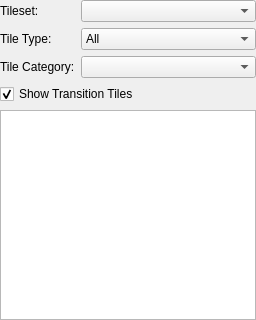
Before: the Qt Designer form src/ui/TilesetDockWidget.ui in Emdek/wz-map-editor, drawn with Qt 5.
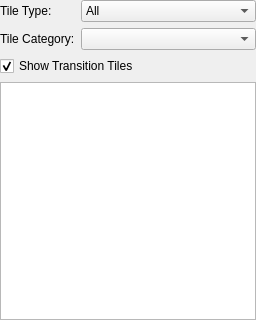
After: the same form once the commit is applied.

Patch:
```diff
--- a/src/ui/TilesetDockWidget.ui
+++ b/src/ui/TilesetDockWidget.ui
@@ -20,16 +20,6 @@
    <item>
     <layout class="QGridLayout" name="gridLayout">
      <item row="0" column="1">
-      <widget class="QComboBox" name="tilesetComboBox">
-       <property name="sizePolicy">
-        <sizepolicy hsizetype="Minimum" vsizetype="Fixed">
-         <horstretch>0</horstretch>
-         <verstretch>0</verstretch>
-        </sizepolicy>
-       </property>
-      </widget>
-     </item>
-     <item row="1" column="1">
       <widget class="QComboBox" name="tileTypeComboBox">
        <property name="sizePolicy">
         <sizepolicy hsizetype="Minimum" vsizetype="Fixed">
@@ -85,22 +75,6 @@
       </widget>
      </item>
      <item row="0" column="0">
-      <widget class="QLabel" name="tilesetLabel">
-       <property name="sizePolicy">
-        <sizepolicy hsizetype="Maximum" vsizetype="Preferred">
-         <horstretch>0</horstretch>
-         <verstretch>0</verstretch>
-        </sizepolicy>
-       </property>
-       <property name="text">
-        <string>Tileset:</string>
-       </property>
-       <property name="buddy">
-        <cstring>tilesetComboBox</cstring>
-       </property>
-      </widget>
-     </item>
-     <item row="1" column="0">
       <widget class="QLabel" name="tileTypeLabel">
        <property name="sizePolicy">
         <sizepolicy hsizetype="Maximum" vsizetype="Preferred">
@@ -116,14 +90,14 @@
        </property>
       </widget>
      </item>
-     <item row="2" column="0">
+     <item row="1" column="0">
       <widget class="QLabel" name="tileCategoryLabel">
        <property name="text">
         <string>Tile Category:</string>
        </property>
       </widget>
      </item>
-     <item row="2" column="1">
+     <item row="1" column="1">
       <widget class="QComboBox" name="tileCategoryComboBox"/>
      </item>
     </layout>
```
